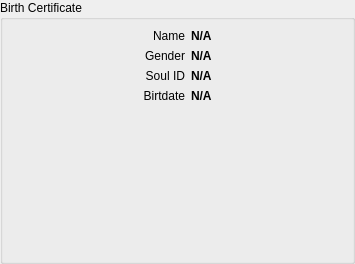
The window that libs/libcore/ui/PortableIDWidget.ui (mrdeveloperdude/OctoMY) describes before a commit, drawn with Qt 5.
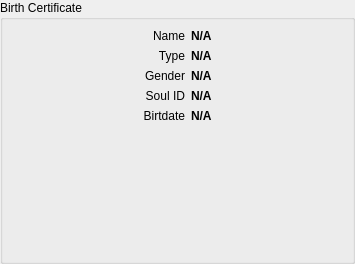
The same window after the commit. Custom widgets are drawn as their Qt base class.

Commit message: Added type to birth sertificate, pluss lots of other changes

What changed in the file:
```diff
--- a/libs/libcore/ui/PortableIDWidget.ui
+++ b/libs/libcore/ui/PortableIDWidget.ui
@@ -63,7 +63,7 @@
         </property>
        </widget>
       </item>
-      <item row="0" column="3" rowspan="3">
+      <item row="0" column="3" rowspan="4">
        <spacer name="horizontalSpacer_3">
         <property name="orientation">
          <enum>Qt::Horizontal</enum>
@@ -76,29 +76,29 @@
         </property>
        </spacer>
       </item>
-      <item row="1" column="2">
-       <widget class="QLabel" name="labelGender">
-        <property name="sizePolicy">
-         <sizepolicy hsizetype="Minimum" vsizetype="Minimum">
-          <horstretch>0</horstretch>
-          <verstretch>0</verstretch>
-         </sizepolicy>
-        </property>
-        <property name="font">
-         <font>
-          <weight>75</weight>
-          <bold>true</bold>
-         </font>
-        </property>
-        <property name="text">
-         <string>N/A</string>
-        </property>
-        <property name="textInteractionFlags">
-         <set>Qt::TextSelectableByMouse</set>
-        </property>
-       </widget>
-      </item>
       <item row="2" column="2">
+       <widget class="QLabel" name="labelGender">
+        <property name="sizePolicy">
+         <sizepolicy hsizetype="Minimum" vsizetype="Minimum">
+          <horstretch>0</horstretch>
+          <verstretch>0</verstretch>
+         </sizepolicy>
+        </property>
+        <property name="font">
+         <font>
+          <weight>75</weight>
+          <bold>true</bold>
+         </font>
+        </property>
+        <property name="text">
+         <string>N/A</string>
+        </property>
+        <property name="textInteractionFlags">
+         <set>Qt::TextSelectableByMouse</set>
+        </property>
+       </widget>
+      </item>
+      <item row="3" column="2">
        <widget class="QLabel" name="labelID">
         <property name="sizePolicy">
          <sizepolicy hsizetype="Minimum" vsizetype="Minimum">
@@ -130,7 +130,7 @@
         </property>
        </widget>
       </item>
-      <item row="2" column="1">
+      <item row="3" column="1">
        <widget class="QLabel" name="labelIDCaption">
         <property name="sizePolicy">
          <sizepolicy hsizetype="Minimum" vsizetype="Minimum">
@@ -146,7 +146,7 @@
         </property>
        </widget>
       </item>
-      <item row="0" column="0" rowspan="3">
+      <item row="0" column="0" rowspan="4">
        <spacer name="horizontalSpacer">
         <property name="orientation">
          <enum>Qt::Horizontal</enum>
@@ -159,7 +159,7 @@
         </property>
        </spacer>
       </item>
-      <item row="1" column="1">
+      <item row="2" column="1">
        <widget class="QLabel" name="labelGenderCaption">
         <property name="sizePolicy">
          <sizepolicy hsizetype="Minimum" vsizetype="Minimum">
@@ -175,7 +175,7 @@
         </property>
        </widget>
       </item>
-      <item row="3" column="1">
+      <item row="4" column="1">
        <widget class="QLabel" name="labelBirthdateCaption">
         <property name="text">
          <string>Birtdate</string>
@@ -185,7 +185,7 @@
         </property>
        </widget>
       </item>
-      <item row="3" column="2">
+      <item row="4" column="2">
        <widget class="QLabel" name="labelBirthdate">
         <property name="font">
          <font>
@@ -198,7 +198,7 @@
         </property>
        </widget>
       </item>
-      <item row="4" column="1" colspan="2">
+      <item row="5" column="1" colspan="2">
        <layout class="QHBoxLayout" name="horizontalLayout">
         <item>
          <widget class="IdenticonWidget" name="widgetIdenticon" native="true">
@@ -222,6 +222,44 @@
         </item>
        </layout>
       </item>
+      <item row="1" column="1">
+       <widget class="QLabel" name="labelTypeCaption">
+        <property name="sizePolicy">
+         <sizepolicy hsizetype="Minimum" vsizetype="Minimum">
+          <horstretch>0</horstretch>
+          <verstretch>0</verstretch>
+         </sizepolicy>
+        </property>
+        <property name="text">
+         <string>Type</string>
+        </property>
+        <property name="alignment">
+         <set>Qt::AlignRight|Qt::AlignTrailing|Qt::AlignVCenter</set>
+        </property>
+       </widget>
+      </item>
+      <item row="1" column="2">
+       <widget class="QLabel" name="labelType">
+        <property name="sizePolicy">
+         <sizepolicy hsizetype="Minimum" vsizetype="Minimum">
+          <horstretch>0</horstretch>
+          <verstretch>0</verstretch>
+         </sizepolicy>
+        </property>
+        <property name="font">
+         <font>
+          <weight>75</weight>
+          <bold>true</bold>
+         </font>
+        </property>
+        <property name="text">
+         <string>N/A</string>
+        </property>
+        <property name="textInteractionFlags">
+         <set>Qt::TextSelectableByMouse</set>
+        </property>
+       </widget>
+      </item>
      </layout>
     </widget>
    </item>
```
The commit also changes 22 other files.
